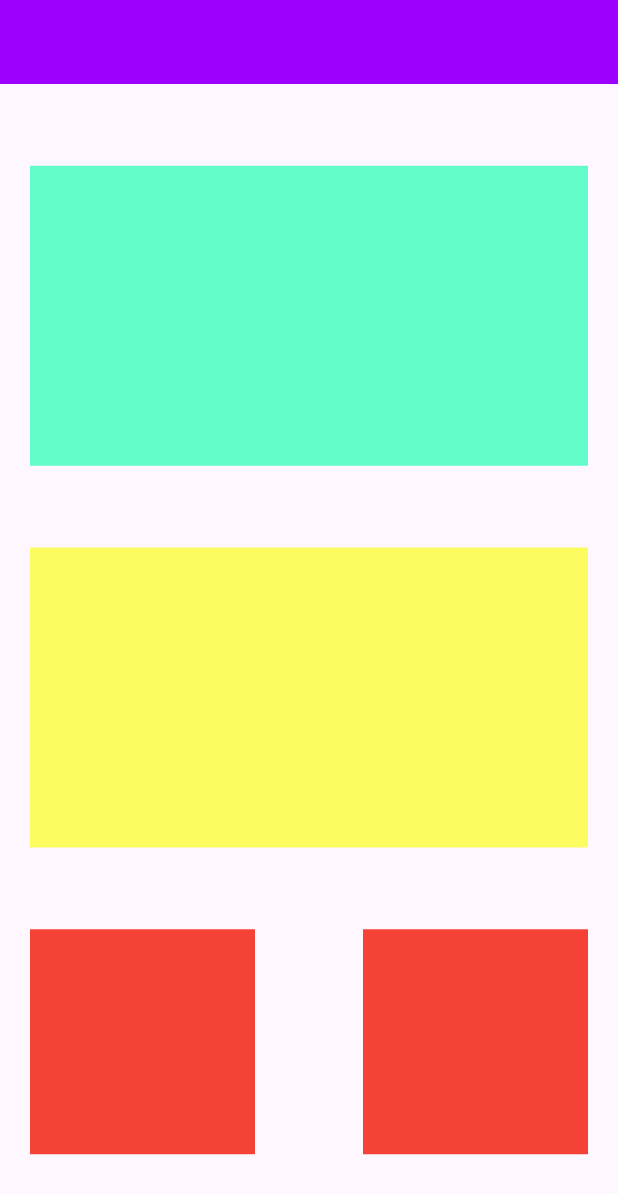
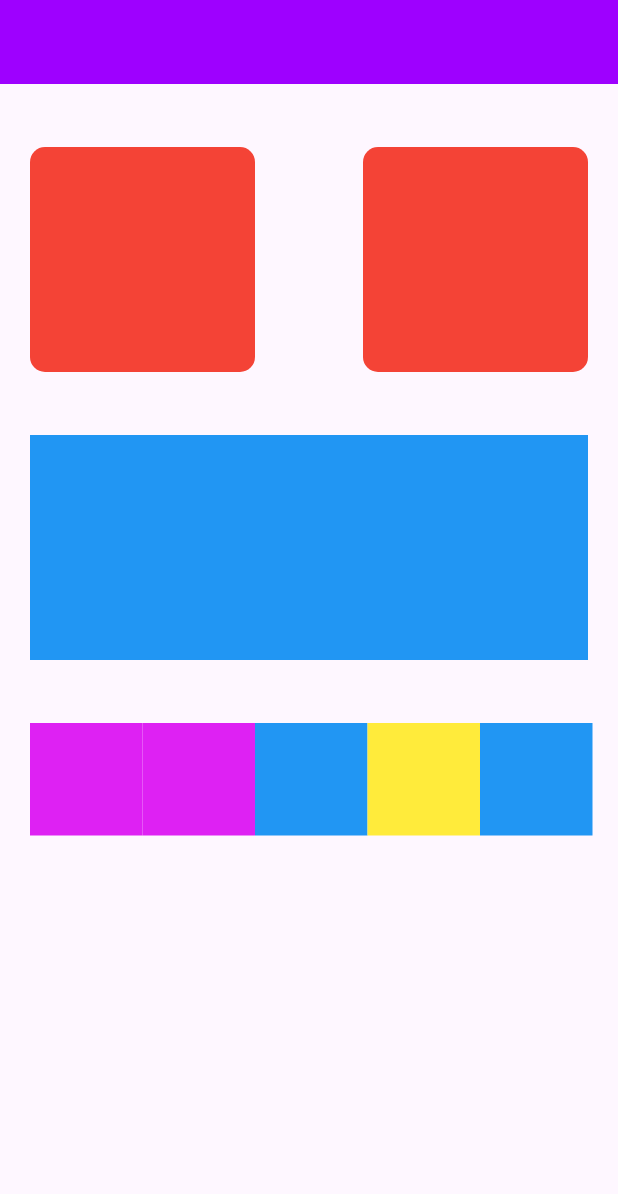
Before and after one commit to ChamodMullegama/flutter_2, a Flutter app: the screen it shows after launch, on a phone screen of 412 x 824 dp. Shown: the top 1194 px of the screen. Run offline on Flutter 3.47's test engine with Material 3 defaults, Android fonts, the light colour scheme and no system bars.

Commit message:
add layout 3

```diff
--- a/lib/main.dart
+++ b/lib/main.dart
@@ -111,9 +111,70 @@
 
 // 2 layout
 
+// import 'dart:nativewrappers/_internal/vm/lib/ffi_native_type_patch.dart';
+
+// import 'package:flutter/material.dart';
+
+// void main() {
+//   runApp(myapp());
+// }
+
+// class myapp extends StatelessWidget {
+//   const myapp({super.key});
+
+//   @override
+//   Widget build(BuildContext context) {
+//     return MaterialApp(
+//       debugShowCheckedModeBanner: false,
+//       title: "flutter app",
+//       home: Scaffold(
+//         appBar: AppBar(
+//           backgroundColor: Color(0xff9E00FF),
+//         ),
+//         body: Padding(
+//           padding: const EdgeInsets.symmetric(horizontal: 20),
+//           child: Column(
+//             mainAxisAlignment: MainAxisAlignment.spaceEvenly,
+//             children: [
+//               Container(
+//                 width: double.infinity,
+//                 height: 200,
+//                 color: Color(0xff9E00FFA5),
+//               ),
+//               Container(
+//                 width: double.infinity,
+//                 height: 200,
+//                 color: Color.fromARGB(158, 251, 255, 0),
+//               ),
+//               Row(
+//                 mainAxisAlignment: MainAxisAlignment.spaceBetween,
+//                 children: [
+//                   Container(
+//                     width: 150,
+//                     height: 150,
+//                     color: Colors.red,
+//                   ),
+//                          Container(
+//                     width: 150,
+//                     height: 150,
+//                     color: Colors.red,
+//                   ),
+//                 ],
+//               )
+//             ],
+//           ),
+//         ),
+//       ),
+//     );
+//   }
+// }
+
+// 3 app layout
+
 import 'dart:nativewrappers/_internal/vm/lib/ffi_native_type_patch.dart';
 
 import 'package:flutter/material.dart';
+import 'package:flutter/widgets.dart';
 
 void main() {
   runApp(myapp());
@@ -132,34 +193,99 @@ class myapp extends StatelessWidget {
           backgroundColor: Color(0xff9E00FF),
         ),
         body: Padding(
-          padding: const EdgeInsets.symmetric(horizontal: 20),
+          padding: EdgeInsets.symmetric(horizontal: 20),
           child: Column(
             mainAxisAlignment: MainAxisAlignment.spaceEvenly,
             children: [
-              Container(
-                width: double.infinity,
-                height: 200,
-                color: Color(0xff9E00FFA5),
-              ),
-              Container(
-                width: double.infinity,
-                height: 200,
-                color: Color.fromARGB(158, 251, 255, 0),
-              ),
               Row(
                 mainAxisAlignment: MainAxisAlignment.spaceBetween,
                 children: [
                   Container(
                     width: 150,
                     height: 150,
-                    color: Colors.red,
+                    decoration: BoxDecoration(
+                      borderRadius: BorderRadius.circular(10),
+                      color: Colors.red,
+                    ),
                   ),
-                         Container(
+                  Container(
                     width: 150,
                     height: 150,
-                    color: Colors.red,
+                    decoration: BoxDecoration(
+                      borderRadius: BorderRadius.circular(10),
+                      color: Colors.red,
+                    ),
+                  )
+                ],
+              ),
+              Column(
+                children: [
+                  Container(
+                    width: double.infinity,
+                    height: 150,
+                    color: Colors.blue,
                   ),
                 ],
+              ),
+              SizedBox(
+                height: 300,
+                child: Row(
+                 mainAxisAlignment: MainAxisAlignment.spaceBetween,
+                  children: [
+                    Column(
+                     mainAxisAlignment: MainAxisAlignment.spaceBetween,
+                      children: [
+                        Row(
+                          children: [
+                            Container(
+                              width: 75,
+                              height: 75,
+                              decoration: const BoxDecoration(
+                                color: Color.fromARGB(255, 222, 33, 243),
+                              ),
+                            ),
+                            Container(
+                              width: 75,
+                              height: 75,
+                              decoration: const BoxDecoration(
+                                color: Color.fromARGB(255, 222, 33, 243),
+                              ),
+                            )
+                          ],
+                        )
+                      ],
+                    ),
+                    Column(
+                      children: [
+                        Row(
+                          children: [
+                            Container(
+                              width: 75,
+                              height: 75,
+                              decoration: const BoxDecoration(
+                                color: Colors.blue,
+                              ),
+                            ),
+                            Container(
+                              width: 75,
+                              height: 75,
+                              decoration: const BoxDecoration(
+                                color: Colors.yellow,
+                              ),
+                            ),
+                            Container(
+                              width: 75,
+                              height: 75,
+                              decoration: const BoxDecoration(
+                                color: Colors.blue,
+                              ),
+                            )
+                          ],
+                        )
+                      ],
+                    )
+                  ],
+                ),
               )
             ],
           ),
```
